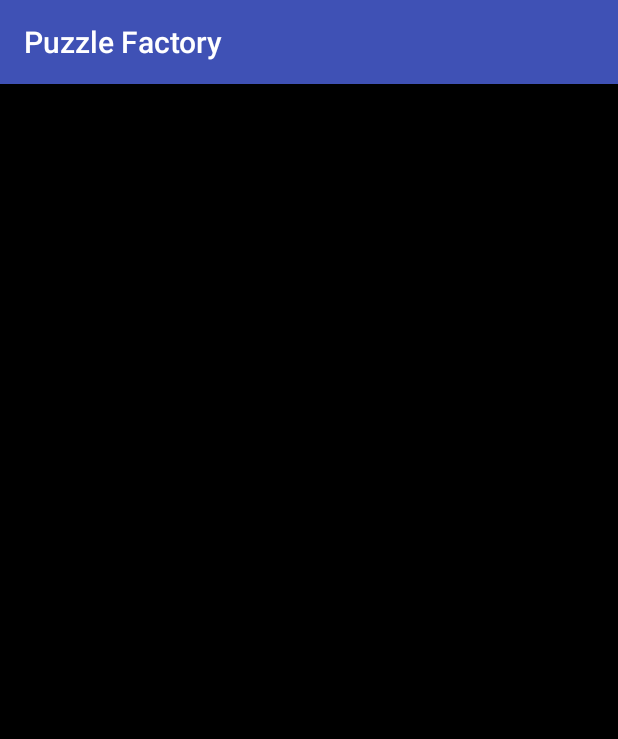
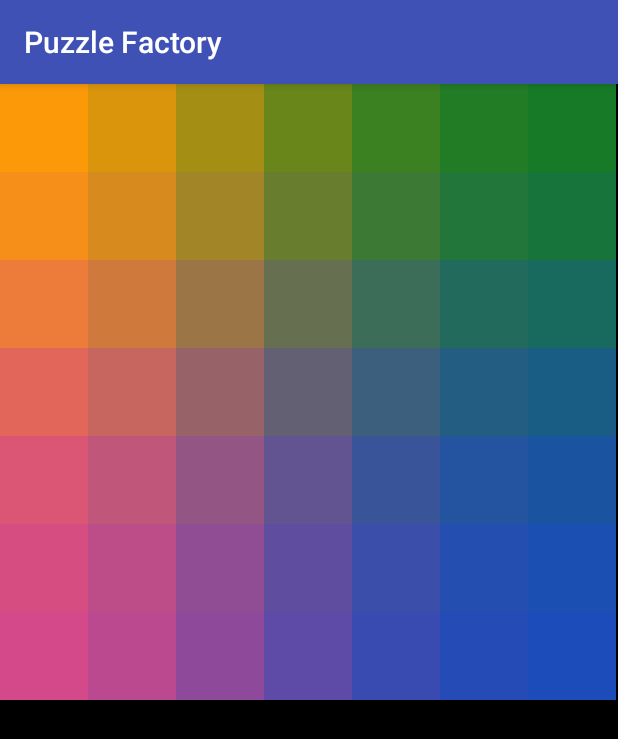
Before and after one commit to darena13/PuzzleFactory, an Android app: the screen it shows after launch (MainActivity), on a phone screen of 412 x 824 dp. Shown: the top 739 px of the screen. Run offline under Robolectric (Android 15) with nearby library versions, the phone set to English and light mode, and no system bars.

Commit message:
We have ugly gradient now but we know a lot more about colors and life in general.

```diff
--- /dev/null
+++ b/app/src/main/java/darena13/puzzlefactory/GradientGenerator.java
@@ -0,0 +1,61 @@
+package darena13.puzzlefactory;
+
+import android.graphics.Color;
+import android.support.annotation.ColorInt;
+
+/**
+ * Created by darena13 on 11.09.2017.
+ */
+
+public class GradientGenerator {
+    static int[][] fourColors(int numberOfRects, @ColorInt int topLeft, @ColorInt int topRight, @ColorInt int bottomLeft, @ColorInt int bottomRight) {
+        int[][] colors = new int[numberOfRects][numberOfRects];
+
+        colors[0][0] = topLeft;
+        colors[0][numberOfRects - 1] = topRight;
+        colors[numberOfRects - 1][0] = bottomLeft;
+        colors[numberOfRects - 1][numberOfRects - 1] = bottomRight;
+
+        int blend = 255 / numberOfRects;
+        for (int j = 1; j < numberOfRects - 1; j++) {
+                colors[0][j] = Color.rgb(
+                        Color.red(colors[0][j - 1]) + (Color.red(topRight) - Color.red(colors[0][j - 1])) * blend * j / 255,
+                        Color.green(colors[0][j - 1]) + (Color.green(topRight) - Color.green(colors[0][j - 1])) * blend * j / 255,
+                        Color.blue(colors[0][j - 1] + (Color.blue(topRight) - Color.blue(colors[0][j - 1])) * blend * j / 255)
+                );
+
+        }
+        for (int j = 1; j < numberOfRects - 1; j++) {
+            colors[numberOfRects - 1][j] = Color.rgb(
+                    Color.red(colors[numberOfRects - 1][j - 1]) + (Color.red(bottomRight) - Color.red(colors[numberOfRects - 1][j - 1])) * blend * j / 255,
+                    Color.green(colors[numberOfRects - 1][j - 1]) + (Color.green(bottomRight) - Color.green(colors[numberOfRects - 1][j - 1])) * blend * j / 255,
+                    Color.blue(colors[numberOfRects - 1][j - 1] + (Color.blue(bottomRight) - Color.blue(colors[numberOfRects - 1][j - 1])) * blend * j / 255)
+            );
+
+        }
+        for (int k = 0; k < numberOfRects; k++) {
+            for (int j = 1; j < numberOfRects - 1; j++) {
+                colors[j][k] = Color.rgb(
+                        Color.red(colors[j - 1][k]) + (Color.red(colors[numberOfRects - 1][k]) - Color.red(colors[j - 1][k])) * blend * j / 255,
+                        Color.green(colors[j - 1][k]) + (Color.green(colors[numberOfRects - 1][k]) - Color.green(colors[j - 1][k])) * blend * j / 255,
+                        Color.blue(colors[j - 1][k] + (Color.blue(colors[numberOfRects - 1][k]) - Color.blue(colors[j - 1][k])) * blend * j / 255)
+                );
+            }
+        }
+
+        return colors;
+    }
+
+    static int[] oneColor(int numberOfRects, @ColorInt int topLeft) {
+        int[] colors = new int[numberOfRects * numberOfRects];
+        colors[0] = topLeft;
+        for (int i = 1; i < colors.length; i++) {
+            colors[i] = Color.rgb(
+                    Color.red(colors[i - 1]) + (Color.red(Color.WHITE) - Color.red(colors[i - 1])) * 5 / 255,
+                    Color.green(colors[i - 1]) + (Color.green(Color.WHITE) - Color.green(colors[i - 1])) * 5 / 255,
+                    Color.blue(colors[i - 1] + (Color.blue(Color.WHITE) - Color.blue(colors[i - 1])) * 5 / 255)
+            );
+        }
+        return colors;
+    }
+}
--- a/app/src/main/java/darena13/puzzlefactory/MainActivity.java
+++ b/app/src/main/java/darena13/puzzlefactory/MainActivity.java
@@ -3,109 +3,47 @@ package darena13.puzzlefactory;
 import android.content.Context;
 import android.graphics.Canvas;
 import android.graphics.Color;
-import android.graphics.Paint;
 import android.graphics.Point;
-import android.graphics.Rect;
 import android.support.v7.app.AppCompatActivity;
 import android.os.Bundle;
 import android.view.MotionEvent;
 import android.view.View;
 
 public class MainActivity extends AppCompatActivity {
+    private static final String TAG = "COLORLOVERS";
+    PlayActivityPresenter presenter;
 
     @Override
     protected void onCreate(Bundle savedInstanceState) {
         super.onCreate(savedInstanceState);
 //        setContentView(R.layout.activity_main);
+
+        presenter = new PlayActivityPresenter(getApplicationContext());
+
         final DrawView drawView = new DrawView(this);
         setContentView(drawView);
-
     }
 
     class DrawView extends View {
-        Paint paintRect_1 = new Paint();
-        Paint paintRect_2 = new Paint();
-        Paint paintRect_3 = new Paint();
-        Paint paintRect_4 = new Paint();
-        Paint paintRect_5 = new Paint();
-        Paint paintRect_6 = new Paint();
-        Paint paintRect_7 = new Paint();
-        Paint paintRect_8 = new Paint();
-        Paint paintRect_9 = new Paint();
-        Paint paintRect_10 = new Paint();
-        Paint paintRect_11 = new Paint();
-        Paint paintRect_12 = new Paint();
-        Paint paintRect_13 = new Paint();
-        Paint paintRect_14 = new Paint();
-        Paint paintRect_15 = new Paint();
-        Paint paintRect_16 = new Paint();
-
-
-        Rect chosenOne = new Rect();
-
-        Rect[][] pictureRects = new Rect[4][4];
-
-        final Point startPoint = new Point(0, 0);
+        Point startPoint = new Point(0, 0);
         Direction direction = null;
-
 
         public DrawView(Context context) {
             super(context);
-            //left top right bottom
-
-            paintRect_1.setColor(Color.rgb(204, 102, 255));
-            paintRect_2.setColor(Color.rgb(152, 251, 152));
-            paintRect_3.setColor(Color.rgb(128, 159, 255));
-            paintRect_4.setColor(Color.rgb(179, 179, 0));
-            paintRect_5.setColor(Color.rgb(255, 0, 128));
-            paintRect_6.setColor(Color.rgb(0, 206, 209));
-            paintRect_7.setColor(Color.rgb(220, 20, 60));
-            paintRect_8.setColor(Color.rgb(75, 0, 130));
-            paintRect_9.setColor(Color.rgb(173, 255, 47));
-            paintRect_10.setColor(Color.rgb(250, 128, 114));
-            paintRect_11.setColor(Color.rgb(255, 105, 180));
-            paintRect_12.setColor(Color.rgb(138, 43, 226));
-            paintRect_13.setColor(Color.rgb(219, 112, 147));
-            paintRect_14.setColor(Color.rgb(107, 142, 35));
-            paintRect_15.setColor(Color.rgb(255, 127, 80));
-            paintRect_16.setColor(Color.rgb(0, 139, 139));
-
-            for (int i = 0; i < pictureRects.length; i++) {
-                for (int j = 0; j < pictureRects[i].length; j++) {
-                    pictureRects[i][j] = new Rect(j * 100, i * 100, j * 100 + 100, i * 100 + 100);
-                }
-            }
+            presenter.setColorsToPaints();
+            presenter.setXYToRects();
         }
 
         @Override
         protected void onDraw(Canvas canvas) {
             canvas.drawColor(Color.BLACK);
-            for (int i = 0; i < ; i++) {
-
-            }
-            canvas.drawRect(rect_1, paintRect_1);
-            canvas.drawRect(rect_2, paintRect_2);
-            canvas.drawRect(rect_3, paintRect_3);
-            canvas.drawRect(rect_4, paintRect_4);
-            canvas.drawRect(rect_5, paintRect_5);
-            canvas.drawRect(rect_6, paintRect_6);
-            canvas.drawRect(rect_7, paintRect_7);
-            canvas.drawRect(rect_8, paintRect_8);
-            canvas.drawRect(rect_9, paintRect_9);
-            canvas.drawRect(rect_10, paintRect_10);
-            canvas.drawRect(rect_11, paintRect_11);
-            canvas.drawRect(rect_12, paintRect_12);
-            canvas.drawRect(rect_13, paintRect_13);
-            canvas.drawRect(rect_14, paintRect_14);
-            canvas.drawRect(rect_15, paintRect_15);
-            canvas.drawRect(rect_16, paintRect_16);
+            presenter.drawRects(canvas);
         }
 
         @Override
         public boolean onTouchEvent(MotionEvent event) {
             final float eventX = event.getX();
             final float eventY = event.getY();
-
             switch (event.getAction()) {
                 case MotionEvent.ACTION_DOWN:
 
@@ -114,42 +52,27 @@ public class MainActivity extends AppCompatActivity {
                     return true;
                 case MotionEvent.ACTION_MOVE:
 
-                    if (direction == null) {
-
-                        if (eventX < startPoint.x && Math.abs(eventX - startPoint.x) > Math.abs(eventY - startPoint.y)) {
-                            direction = Direction.LEFT;
+                    if (!(direction == null)) {
+                        switch (direction) {
+                            case HRZ:
+                                presenter.hSlowMove(startPoint);
+                                break;
+                            case VRT:
+                                presenter.vSlowMove(startPoint);
+                                break;
                         }
-
-                        if (eventY > startPoint.y && Math.abs(eventX - startPoint.x) < Math.abs(eventY - startPoint.y)) {
-                            direction = Direction.TOP;
-                        }
-
-                        if (eventX < startPoint.x && Math.abs(eventX - startPoint.x) > Math.abs(eventY - startPoint.y)) {
-                            direction = Direction.RIGHT;
-                        }
-
-                        if (eventY > startPoint.y && Math.abs(eventX - startPoint.x) < Math.abs(eventY - startPoint.y)) {
-                            direction = Direction.DOWN;
-                        }
-
-                    } else {
-                        if (direction == Direction.LEFT) {
-                            rect_16.set((int) eventX - 50, (int) eventY - 50, (int) eventX + 50, (int) eventY + 50);
-                        }
-                        if (direction == Direction.TOP) {
-                            rect_13.set((int) eventX - 50, (int) eventY - 50, (int) eventX + 50, (int) eventY + 50);
-                        }
-                        if (direction == Direction.RIGHT) {
-                            rect_4.set((int) eventX - 50, (int) eventY - 50, (int) eventX + 50, (int) eventY + 50);
-                        }
-                        if (direction == Direction.DOWN) {
-                            rect_1.set((int) eventX - 50, (int) eventY - 50, (int) eventX + 50, (int) eventY + 50);
+                    } else if (Math.sqrt(eventX * eventX + eventY * eventY) > 50) {
+                        if (Math.abs(eventX - startPoint.x) > Math.abs(eventY - startPoint.y)) {
+                            direction = Direction.HRZ;
+                        } else {
+                            direction = Direction.VRT;
                         }
                     }
 
                     break;
                 case MotionEvent.ACTION_UP:
 
+                    //ставим строку/столбик на место
                     direction = null;
 
                     break;
@@ -160,6 +83,5 @@ public class MainActivity extends AppCompatActivity {
             invalidate();
             return true;
         }
-
     }
 }
--- /dev/null
+++ b/app/src/main/java/darena13/puzzlefactory/PlayActivityPresenter.java
@@ -0,0 +1,99 @@
+package darena13.puzzlefactory;
+
+import android.content.Context;
+import android.graphics.Canvas;
+import android.graphics.Paint;
+import android.graphics.Point;
+import android.graphics.Rect;
+import android.support.annotation.ColorInt;
+import android.view.Display;
+import android.view.WindowManager;
+
+/**
+ * Created by darena13 on 11.09.2017.
+ */
+
+public class PlayActivityPresenter implements PlayGround {
+    int numberOfRects;
+    Display display;
+    Point dSize;
+    int rectSize;
+    Rect[][] pictureRects;
+
+    Paint[][] paints;
+    @ColorInt
+    int topLeftColor;
+    int topRightColor;
+    int bottomRightColor;
+    int bottomLeftColor;
+
+    public PlayActivityPresenter(Context context) {
+        this.numberOfRects = 7;
+        topLeftColor = 0xfffb9908;
+        topRightColor = 0xff177a27;
+        bottomRightColor = 0xffd34989;
+        bottomLeftColor = 0xff1c4cb9;
+
+        pictureRects = new Rect[numberOfRects][numberOfRects];
+        paints = new Paint[numberOfRects][numberOfRects];
+
+        for (int i = 0; i < paints.length; i++) {
+            for (int j = 0; j < paints[i].length; j++) {
+                paints[i][j] = new Paint();
+            }
+        }
+
+        WindowManager wm = (WindowManager) context.getSystemService(Context.WINDOW_SERVICE);
+        display = wm.getDefaultDisplay();
+        dSize = new Point();
+        display.getSize(dSize);
+        rectSize = dSize.x / numberOfRects;
+    }
+
+    @Override
+    public void hSlowMove(Point startPoint) {
+        int xIndex = startPoint.x / rectSize;
+        int yIndex = startPoint.y / rectSize;
+    }
+
+    @Override
+    public void vSlowMove(Point startPoint) {
+
+    }
+
+    @Override
+    public void setXYToRects() {
+        for (int i = 0; i < pictureRects.length; i++) {
+            for (int j = 0; j < pictureRects[i].length; j++) {
+                pictureRects[i][j] = new Rect(j * rectSize, i * rectSize, j * rectSize + rectSize, i * rectSize + rectSize);
+            }
+        }
+    }
+
+    @Override
+    public void setColorsToPaints() {
+        int[][] colors = GradientGenerator.fourColors(numberOfRects, topLeftColor, topRightColor, bottomRightColor, bottomLeftColor);
+        for (int i = 0; i < paints.length; i++) {
+            for (int j = 0; j < paints[i].length; j++) {
+                paints[i][j].setColor(colors[i][j]);
+            }
+        }
+    }
+
+    @Override
+    public void drawRects(Canvas canvas) {
+//        int paintsCount = 0;
+//        for (Rect[] pictureRect : pictureRects) {
+//            for (Rect rect : pictureRect) {
+//                canvas.drawRect(rect, paints[paintsCount % paints.length]);
+//                paintsCount++;
+//
+//            }
+//        }
+        for (int i = 0; i < pictureRects.length; i++) {
+            for (int j = 0; j < pictureRects[i].length; j++) {
+                canvas.drawRect(pictureRects[i][j], paints[i][j]);
+            }
+        }
+    }
+}
--- a/app/src/main/java/darena13/puzzlefactory/PlayGround.java
+++ b/app/src/main/java/darena13/puzzlefactory/PlayGround.java
@@ -1,5 +1,6 @@
 package darena13.puzzlefactory;
 
+import android.graphics.Canvas;
 import android.graphics.Point;
 
 /**
@@ -7,6 +8,9 @@ import android.graphics.Point;
  */
 
 public interface PlayGround {
-    public void hSlowMove(Point startPoint, int rectSize);
-    public void vSlowMove(Point startPoint, int rectSize);
+    void hSlowMove(Point startPoint);
+    void vSlowMove(Point startPoint);
+    void setColorsToPaints();
+    void setXYToRects();
+    void drawRects(Canvas canvas);
 }
```
Also changed, not shown: app/src/main/java/darena13/puzzlefactory/Direction.java (+6 -4 lines), app/src/main/java/darena13/puzzlefactory/MainActivityPresenter.java (deleted, +0 -8 lines), 1 other file.
